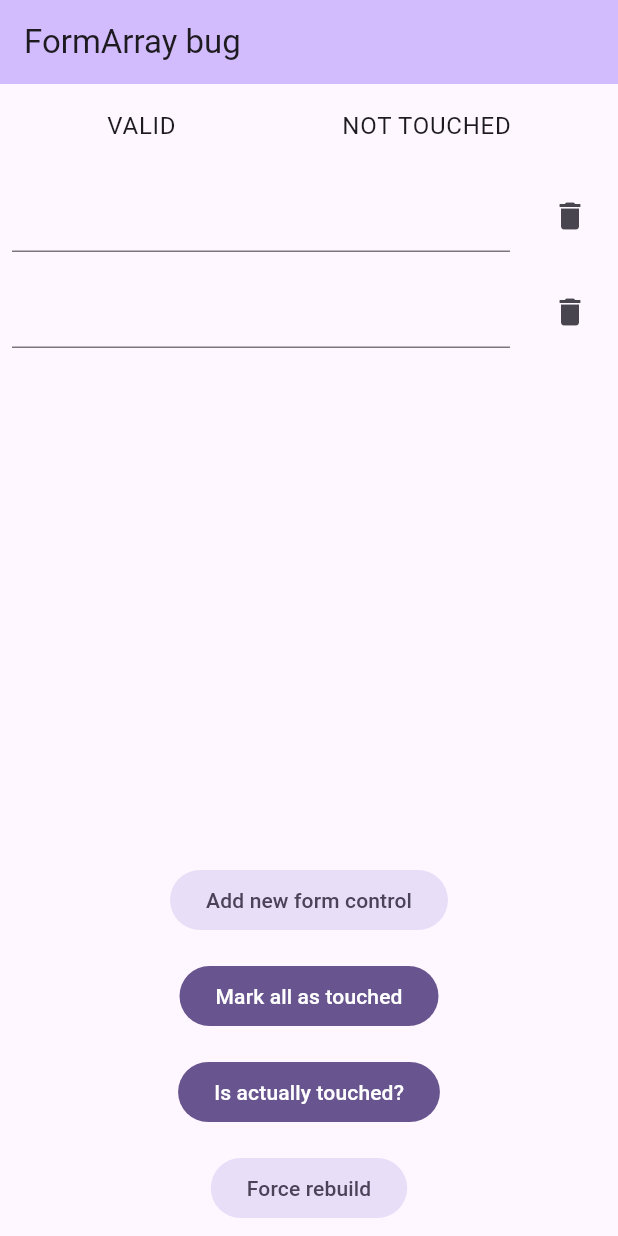
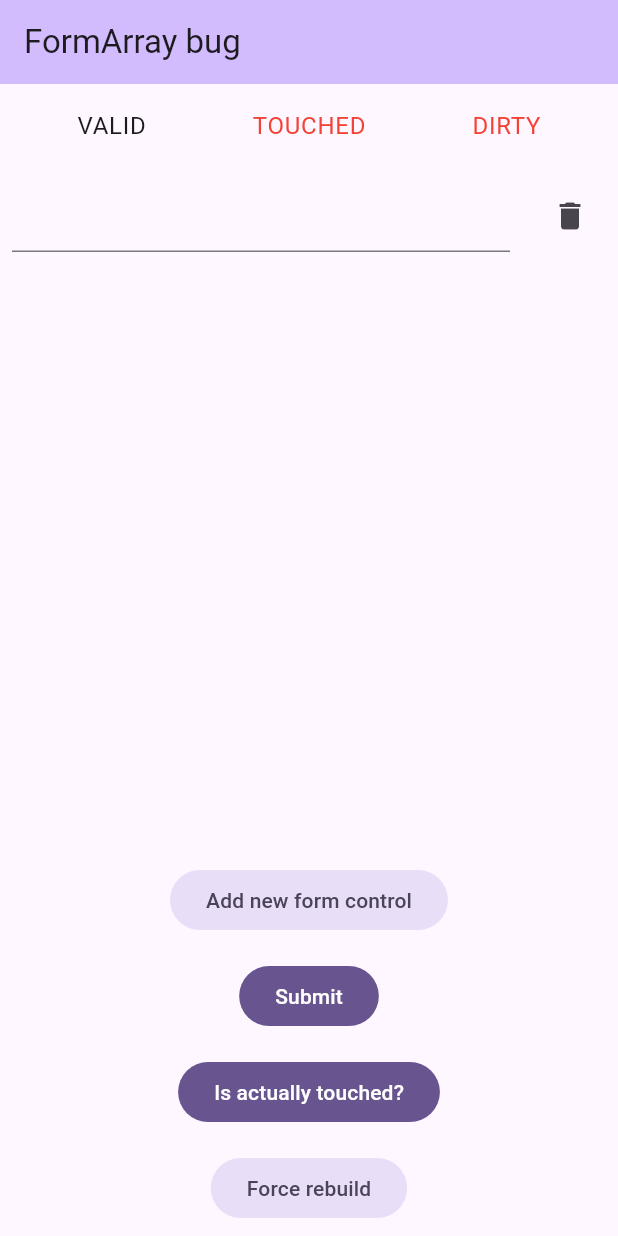
Before and after one commit to dmisiek/form_array_touched_bug, a Flutter app: the screen it shows after launch, after a tap on "Add new form control", on a phone screen of 412 x 824 dp. Run offline on Flutter 3.47's test engine with Material 3 defaults, Android fonts, the phone set to English and light mode, and no system bars; drawn by our look-alikes of reactive_forms.

Commit message:
Another improvment

```diff
--- a/lib/main.dart
+++ b/lib/main.dart
@@ -33,9 +33,7 @@ class _MyHomePageState extends State<MyHomePage> {
 
   final FormGroup fg = FormGroup({
     arrKey: FormArray<String>(
-      [
-        FormControl<String>(),
-      ],
+      [],
       validators: [
         Validators.minLength(1),
       ],
@@ -80,6 +78,13 @@ class _MyHomePageState extends State<MyHomePage> {
                                 color: formArray.touched ? Colors.red : null,
                               ),
                         ),
+                        Text(
+                          formArray.dirty ? "DIRTY" : "NOT DIRTY",
+                          style:
+                              Theme.of(context).textTheme.bodyLarge!.copyWith(
+                                    color: formArray.dirty ? Colors.red : null,
+                                  ),
+                        ),
                       ],
                     ),
                   ),
@@ -120,6 +125,8 @@ class _MyHomePageState extends State<MyHomePage> {
                     padding: const EdgeInsets.all(8),
                     child: FilledButton.tonal(
                       onPressed: () {
+                        if (!formArray.dirty) formArray.markAsDirty();
+                        if (!formArray.touched) formArray.markAsTouched();
                         formArray.add(FormControl<String>());
                       },
                       child: const Text("Add new form control"),
@@ -129,7 +136,7 @@ class _MyHomePageState extends State<MyHomePage> {
                     padding: const EdgeInsets.all(8),
                     child: FilledButton(
                       onPressed: fg.markAllAsTouched,
-                      child: const Text("Mark all as touched"),
+                      child: const Text("Submit"),
                     ),
                   ),
                   Container(
```
